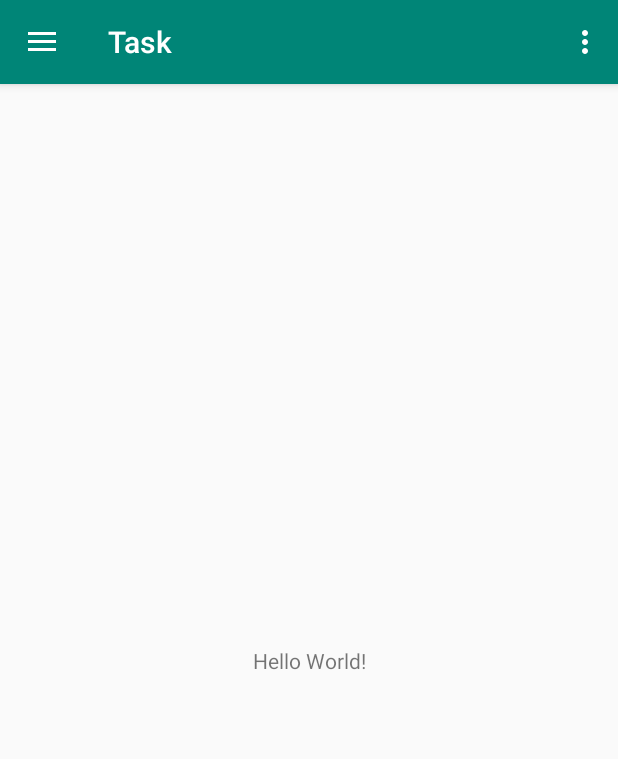
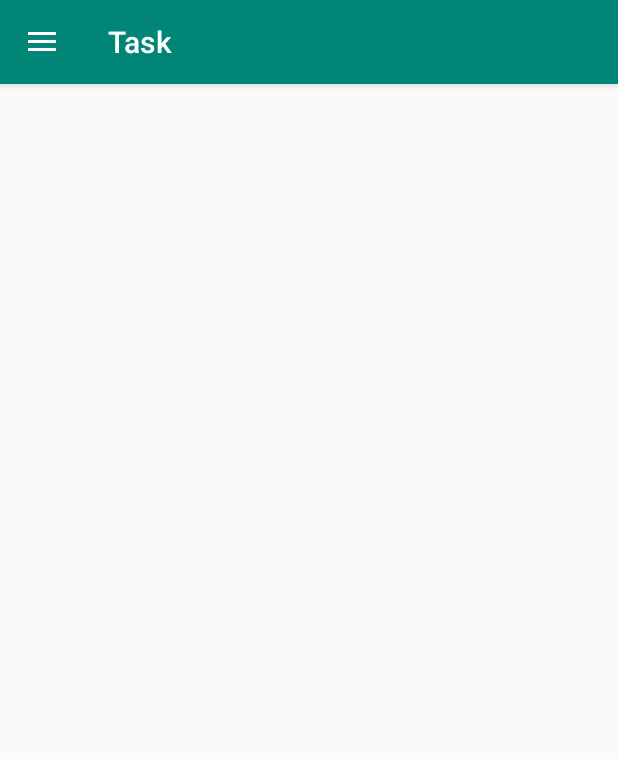
Before and after one commit to erikaAkab/task, an Android app: the screen it shows after launch (MainActivity), on a phone screen of 412 x 824 dp. Shown: the top 759 px of the screen. Run offline under Robolectric (Android 15) with nearby library versions, the phone set to English and light mode, and no system bars.

Commit message:
Update base layout

```diff
--- a/app/src/main/java/com/example/task/MainActivity.kt
+++ b/app/src/main/java/com/example/task/MainActivity.kt
@@ -40,41 +40,17 @@ class MainActivity : AppCompatActivity(), NavigationView.OnNavigationItemSelecte
         }
     }
 
-    override fun onCreateOptionsMenu(menu: Menu): Boolean {
-        // Inflate the menu; this adds items to the action bar if it is present.
-        menuInflater.inflate(R.menu.main, menu)
-        return true
-    }
-
-    override fun onOptionsItemSelected(item: MenuItem): Boolean {
-        // Handle action bar item clicks here. The action bar will
-        // automatically handle clicks on the Home/Up button, so long
-        // as you specify a parent activity in AndroidManifest.xml.
-        when (item.itemId) {
-            R.id.action_settings -> return true
-            else -> return super.onOptionsItemSelected(item)
-        }
-    }
 
     override fun onNavigationItemSelected(item: MenuItem): Boolean {
         // Handle navigation view item clicks here.
         when (item.itemId) {
-            R.id.nav_camera -> {
-                // Handle the camera action
-            }
-            R.id.nav_gallery -> {
+            R.id.nav_done -> {
 
             }
-            R.id.nav_slideshow -> {
+            R.id.nav_todo -> {
 
             }
-            R.id.nav_manage -> {
-
-            }
-            R.id.nav_share -> {
-
-            }
-            R.id.nav_send -> {
+            R.id.nav_logout -> {
 
             }
         }
--- a/app/src/main/res/layout/app_bar_main.xml
+++ b/app/src/main/res/layout/app_bar_main.xml
@@ -21,7 +21,7 @@
 
     </android.support.design.widget.AppBarLayout>
 
-    <include layout="@layout/content_main"/>
+    <!--Conteúdo da aplicação-->
 
     <android.support.design.widget.FloatingActionButton
             android:id="@+id/fab"
--- a/app/src/main/res/layout/content_main.xml
+++ /dev/null
@@ -1,21 +0,0 @@
-<?xml version="1.0" encoding="utf-8"?>
-<android.support.constraint.ConstraintLayout
-        xmlns:android="http://schemas.android.com/apk/res/android"
-        xmlns:tools="http://schemas.android.com/tools"
-        xmlns:app="http://schemas.android.com/apk/res-auto"
-        android:layout_width="match_parent"
-        android:layout_height="match_parent"
-        app:layout_behavior="@string/appbar_scrolling_view_behavior"
-        tools:showIn="@layout/app_bar_main"
-        tools:context=".MainActivity">
-
-    <TextView
-            android:layout_width="wrap_content"
-            android:layout_height="wrap_content"
-            android:text="Hello World!"
-            app:layout_constraintBottom_toBottomOf="parent"
-            app:layout_constraintLeft_toLeftOf="parent"
-            app:layout_constraintRight_toRightOf="parent"
-            app:layout_constraintTop_toTopOf="parent"/>
-
-</android.support.constraint.ConstraintLayout>
--- a/app/src/main/res/menu/activity_main_drawer.xml
+++ b/app/src/main/res/menu/activity_main_drawer.xml
@@ -5,34 +5,16 @@
 
     <group android:checkableBehavior="single">
         <item
-                android:id="@+id/nav_camera"
+                android:id="@+id/nav_done"
                 android:icon="@drawable/ic_menu_camera"
-                android:title="Import"/>
+                android:title="Feitas"/>
         <item
-                android:id="@+id/nav_gallery"
+                android:id="@+id/nav_todo"
                 android:icon="@drawable/ic_menu_gallery"
-                android:title="Gallery"/>
+                android:title="Pendentes"/>
         <item
-                android:id="@+id/nav_slideshow"
+                android:id="@+id/nav_logout"
                 android:icon="@drawable/ic_menu_slideshow"
-                android:title="Slideshow"/>
-        <item
-                android:id="@+id/nav_manage"
-                android:icon="@drawable/ic_menu_manage"
-                android:title="Tools"/>
+                android:title="Sair"/>
     </group>
-
-    <item android:title="Communicate">
-        <menu>
-            <item
-                    android:id="@+id/nav_share"
-                    android:icon="@drawable/ic_menu_share"
-                    android:title="Share"/>
-            <item
-                    android:id="@+id/nav_send"
-                    android:icon="@drawable/ic_menu_send"
-                    android:title="Send"/>
-        </menu>
-    </item>
-
 </menu>
```
